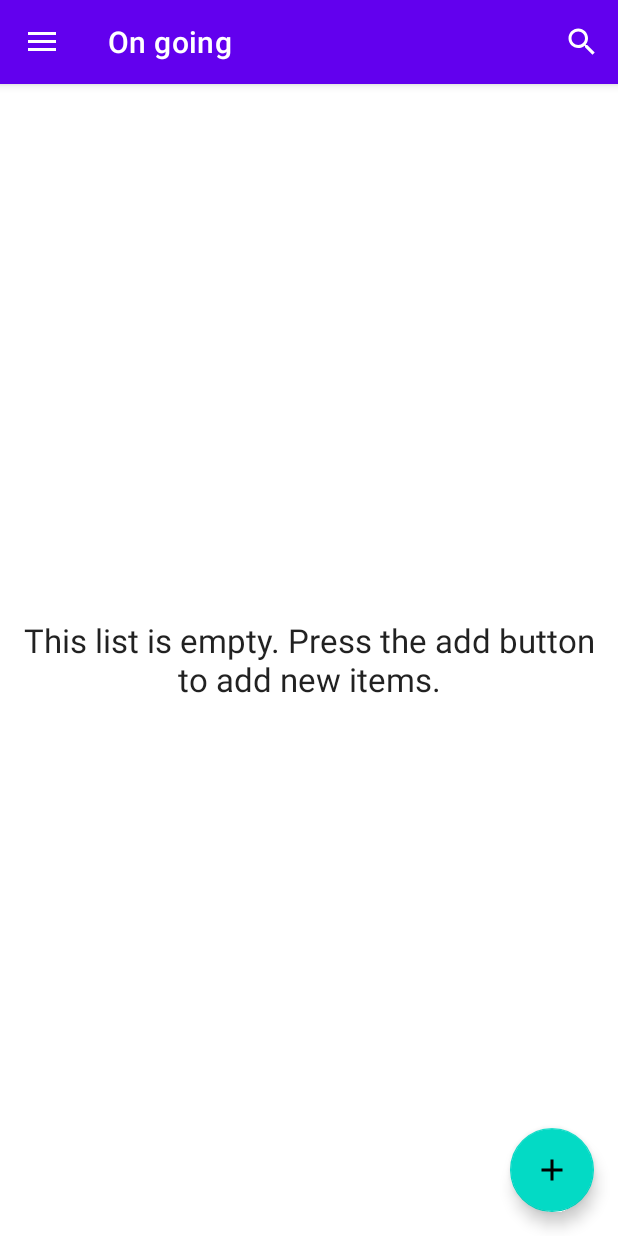
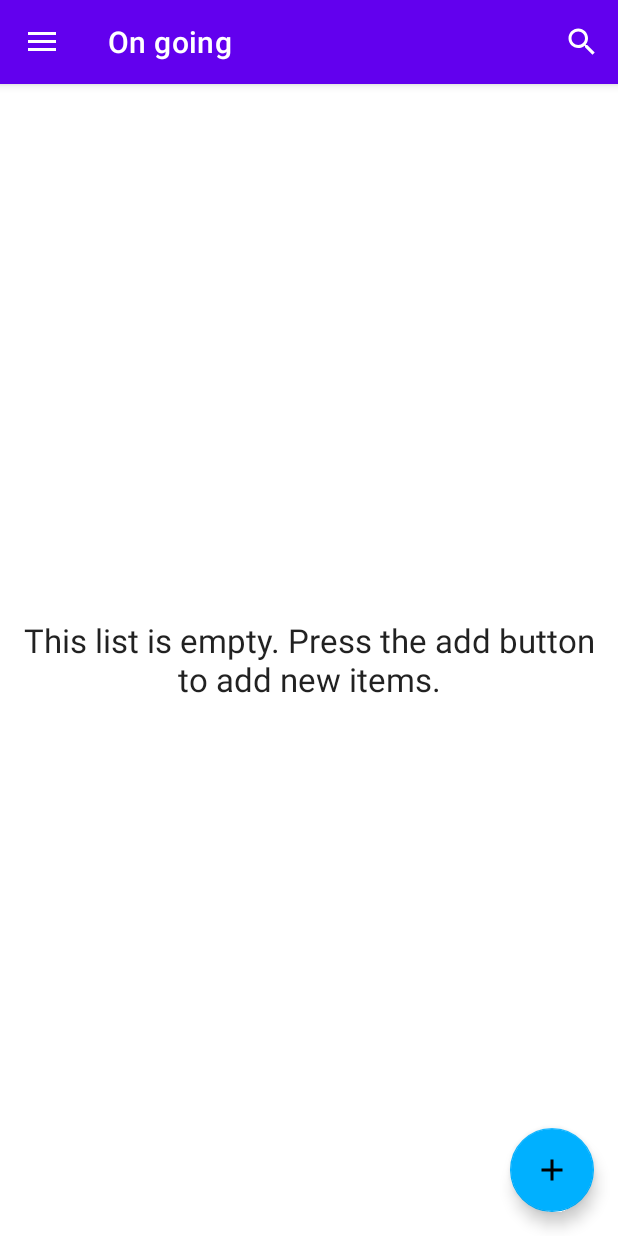
Before and after one commit to YAJATapps/ReminderApp, an Android app: the screen it shows after launch (MainActivity), on a phone screen of 412 x 824 dp. Run offline under Robolectric (Android 15) with nearby library versions, the phone set to English and light mode, and no system bars; our stand-ins replace Room's generated code, navigation-ui.

Commit message:
Change secondary colors

```diff
--- a/app/src/main/res/values/colors.xml
+++ b/app/src/main/res/values/colors.xml
@@ -7,4 +7,6 @@
     <color name="teal_700">#FF018786</color>
     <color name="black">#FF000000</color>
     <color name="white">#FFFFFFFF</color>
+    <color name="colorSecondaryVariant">#005b9f</color>
+    <color name="colorSecondary">#00b0ff</color>
 </resources>
--- a/app/src/main/res/values/themes.xml
+++ b/app/src/main/res/values/themes.xml
@@ -6,8 +6,8 @@
         <item name="colorPrimaryVariant">@color/purple_700</item>
         <item name="colorOnPrimary">@color/white</item>
         <!-- Secondary brand color. -->
-        <item name="colorSecondary">@color/teal_200</item>
-        <item name="colorSecondaryVariant">@color/teal_700</item>
+        <item name="colorSecondary">@color/colorSecondary</item>
+        <item name="colorSecondaryVariant">@color/colorSecondaryVariant</item>
         <item name="colorOnSecondary">@color/black</item>
         <!-- Status bar color. -->
         <item name="android:statusBarColor" tools:targetApi="l">?attr/colorPrimaryVariant</item>
```
